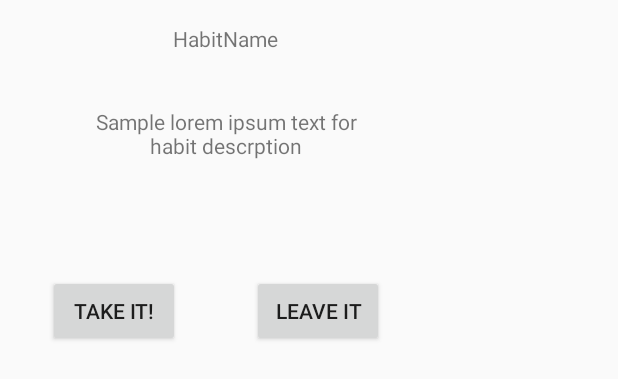
After one commit to Killko0/smartme, an Android app: the layout habit_choosing_fragment.xml on its own in the app's theme, with its tools: preview values and no code run, on a phone screen of 412 x 824 dp. The commit adds this screen. Shown: the top 379 px of the screen. Run offline under Robolectric (Android 15) with nearby library versions, the phone set to English and light mode, and no system bars.

Commit message:
Added habit tinder fragment

```diff
--- a/app/build.gradle
+++ b/app/build.gradle
@@ -28,6 +28,8 @@ dependencies {
     implementation 'com.android.support:appcompat-v7:28.0.0'
     implementation 'com.android.support.constraint:constraint-layout:1.1.3'
     implementation 'com.android.support:design:28.0.0'
+    implementation 'com.android.support:support-v4:28.0.0'
+    implementation 'android.arch.lifecycle:extensions:1.1.1'
     testImplementation 'junit:junit:4.12'
     androidTestImplementation 'com.android.support.test:runner:1.0.2'
     androidTestImplementation 'com.android.support.test.espresso:espresso-core:3.0.2'
--- a/app/src/main/AndroidManifest.xml
+++ b/app/src/main/AndroidManifest.xml
@@ -12,6 +12,9 @@
             android:roundIcon="@mipmap/ic_launcher_round"
             android:supportsRtl="true"
             android:theme="@style/AppTheme">
+        <activity android:name=".Roadmap">
+        </activity>
+
         <service
                 android:name=".LocationService"
                 android:enabled="true"
--- a/app/src/main/java/berlin/code/smartme/smartme/MainActivity.kt
+++ b/app/src/main/java/berlin/code/smartme/smartme/MainActivity.kt
@@ -71,7 +71,8 @@ class MainActivity : AppCompatActivity(){
 
 
 
-
+        val initIntent = Intent(this, Roadmap::class.java)
+        startActivity(initIntent)
         val serviceIntent= Intent(this, LocationService::class.java)
         startService(serviceIntent)
         ActivityCompat.requestPermissions(this, arrayOf(Manifest.permission.ACCESS_FINE_LOCATION), 2)
--- /dev/null
+++ b/app/src/main/res/layout/habit_choosing_fragment.xml
@@ -0,0 +1,41 @@
+<?xml version="1.0" encoding="utf-8"?>
+<android.support.constraint.ConstraintLayout
+        xmlns:android="http://schemas.android.com/apk/res/android"
+        xmlns:app="http://schemas.android.com/apk/res-auto" xmlns:tools="http://schemas.android.com/tools"
+        android:layout_width="300dp"
+        android:layout_height="500dp"
+        tools:context=".HabitChoosing">
+
+    <TextView
+            android:id="@+id/text_fragment"
+            android:layout_width="wrap_content"
+            android:layout_height="wrap_content"
+            android:text="HabitName"
+            app:layout_constraintEnd_toEndOf="parent" app:layout_constraintStart_toStartOf="parent"
+            app:layout_constraintTop_toTopOf="parent" android:layout_marginTop="16dp"/>
+    <Button
+            android:text="Leave it"
+            android:layout_width="wrap_content"
+            android:layout_height="wrap_content" android:id="@+id/button6"
+            android:layout_marginTop="40dp"
+            app:layout_constraintTop_toBottomOf="@+id/textView9" app:layout_constraintEnd_toEndOf="parent"
+            android:layout_marginEnd="44dp"/>
+    <TextView
+            android:text="Sample lorem ipsum text for habit descrption"
+            android:layout_width="175dp"
+            android:layout_height="72dp"
+            android:id="@+id/textView9"
+            android:textAlignment="center"
+            app:layout_constraintEnd_toEndOf="parent" android:layout_marginEnd="62dp"
+            app:layout_constraintStart_toStartOf="parent" android:layout_marginStart="63dp"
+            android:layout_marginTop="36dp" app:layout_constraintTop_toBottomOf="@+id/text_fragment"/>
+    <Button
+            android:text="Take it!"
+
+            android:layout_width="wrap_content"
+            android:layout_height="wrap_content"
+            android:id="@+id/button7"
+            android:layout_marginTop="40dp"
+            app:layout_constraintTop_toBottomOf="@+id/textView9" android:layout_marginStart="32dp"
+            app:layout_constraintStart_toStartOf="parent"/>
+</android.support.constraint.ConstraintLayout>
```
Also changed, not shown: app/src/main/java/berlin/code/smartme/smartme/HabitChoosing.kt (added, +50 -0 lines), app/src/main/java/berlin/code/smartme/smartme/HabitChoosingViewModel.kt (added, +10 -0 lines), app/src/main/java/berlin/code/smartme/smartme/Roadmap.kt (added, +12 -0 lines), app/src/main/res/layout/activity_roadmap.xml (added, +27 -0 lines), app/src/main/res/values/strings.xml (indentation only).
